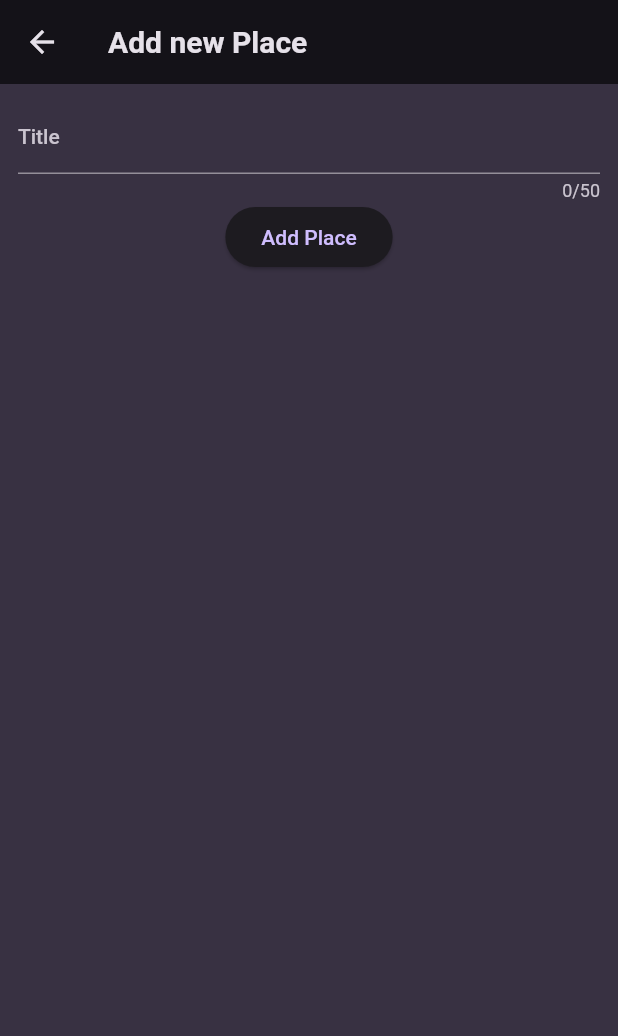
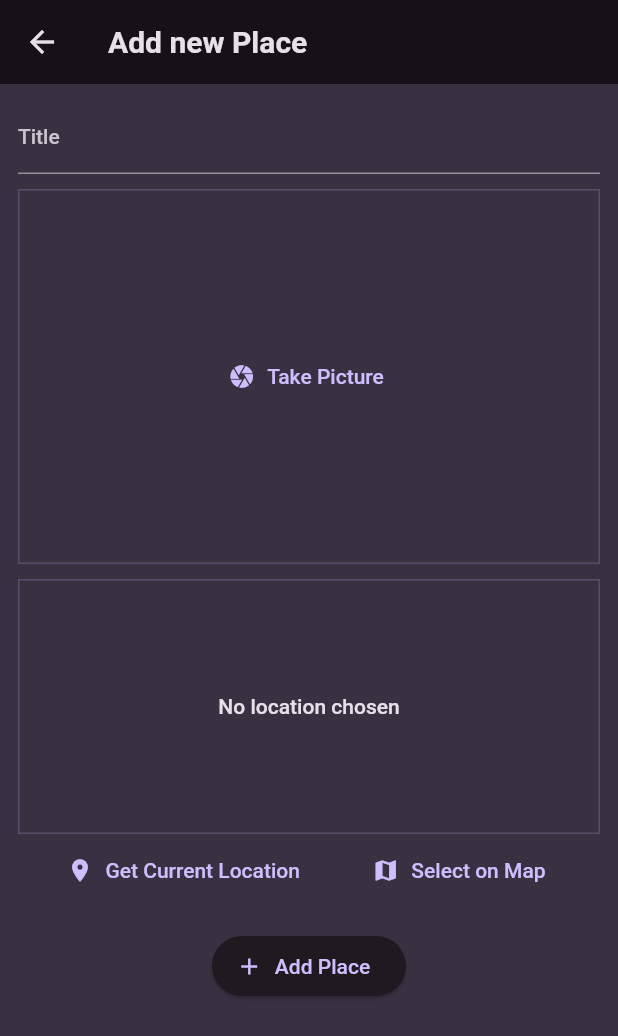
Before and after one commit to tranzi90/favorite_places, a Flutter app: the screen it shows after launch, after a tap on the "add" icon, on a phone screen of 412 x 824 dp. Shown: the top 1036 px of the screen. Run offline on Flutter 3.47's test engine with Material 2 defaults, Android fonts, the phone set to English and light mode, and no system bars; our stand-ins replace flutter_riverpod, google_fonts, image_picker, location.

Commit message:
+ image input from user camera, geolocation

```diff
--- a/lib/models/place.dart
+++ b/lib/models/place.dart
@@ -1,7 +1,13 @@
+import 'dart:io';
+
+import 'package:uuid/uuid.dart';
+
+const uuid = Uuid();
+
 class Place {
-  const Place({
-    required this.title,
-  });
+  Place({required this.title, required this.image}) : id = uuid.v4();
 
+  final String id;
   final String title;
+  final File image;
 }
--- a/lib/providers/places_provider.dart
+++ /dev/null
@@ -1,15 +0,0 @@
-import 'package:favorite_places/models/place.dart';
-import 'package:flutter_riverpod/flutter_riverpod.dart';
-
-class PlacesNotifier extends StateNotifier<List<Place>> {
-  PlacesNotifier() : super(const []);
-
-  void addPlace(Place place) {
-      state = [...state, place];
-  }
-}
-
-final placesProvider =
-  StateNotifierProvider<PlacesNotifier, List<Place>>((ref) {
-    return PlacesNotifier();
-});
--- /dev/null
+++ b/lib/providers/user_places.dart
@@ -0,0 +1,19 @@
+import 'dart:io';
+
+import 'package:flutter_riverpod/flutter_riverpod.dart';
+
+import 'package:favorite_places/models/place.dart';
+
+class UserPlacesNotifier extends StateNotifier<List<Place>> {
+  UserPlacesNotifier() : super(const []);
+
+  void addPlace(String title, File image) {
+    final newPlace = Place(title: title, image: image);
+    state = [newPlace, ...state];
+  }
+}
+
+final userPlacesProvider =
+    StateNotifierProvider<UserPlacesNotifier, List<Place>>(
+  (ref) => UserPlacesNotifier(),
+);
--- a/lib/screens/add_place.dart
+++ b/lib/screens/add_place.dart
@@ -1,7 +1,11 @@
-import 'package:favorite_places/models/place.dart';
-import 'package:favorite_places/providers/places_provider.dart';
+import 'dart:io';
+
+import 'package:favorite_places/widgets/location_input.dart';
+import 'package:flutter_riverpod/flutter_riverpod.dart';
 import 'package:flutter/material.dart';
-import 'package:flutter_riverpod/flutter_riverpod.dart';
+
+import 'package:favorite_places/widgets/image_input.dart';
+import 'package:favorite_places/providers/user_places.dart';
 
 class AddPlaceScreen extends ConsumerStatefulWidget {
   const AddPlaceScreen({super.key});
@@ -13,16 +17,27 @@
 }
 
 class _AddPlaceScreenState extends ConsumerState<AddPlaceScreen> {
-  final _formKey = GlobalKey<FormState>();
-  var _enteredPlace = '';
+  final _titleController = TextEditingController();
+  File? _selectedImage;
 
-  void _saveItem() {
-      _formKey.currentState!.save();
+  void _savePlace() {
+    final enteredTitle = _titleController.text;
 
-      ref.read(placesProvider.notifier)
-          .addPlace(Place(title: _enteredPlace));
+    if (enteredTitle.isEmpty || _selectedImage == null) {
+      return;
+    }
+
+    ref
+        .read(userPlacesProvider.notifier)
+        .addPlace(enteredTitle, _selectedImage!);
 
     Navigator.of(context).pop();
+  }
+
+  @override
+  void dispose() {
+    _titleController.dispose();
+    super.dispose();
   }
 
   @override
@@ -31,27 +46,32 @@
       appBar: AppBar(
         title: const Text('Add new Place'),
       ),
-      body: Padding(
+      body: SingleChildScrollView(
         padding: const EdgeInsets.all(12),
-        child: Form(
-          key: _formKey,
         child: Column(
           children: [
-              TextFormField(
-                maxLength: 50,
-                decoration: const InputDecoration(
-                  label: Text('Title'),
+            TextField(
+              decoration: const InputDecoration(labelText: 'Title'),
+              controller: _titleController,
+              style: TextStyle(
+                color: Theme.of(context).colorScheme.onBackground,
               ),
-                onSaved: (value) {
-                  _enteredPlace = value!;
+            ),
+            const SizedBox(height: 10),
+            ImageInput(
+              onPickImage: (image) {
+                _selectedImage = image;
               },
-              ), // instead of TextField()
-              ElevatedButton(
-                onPressed: _saveItem,
-                child: const Text('Add Place'),
-              )
+            ),
+            const SizedBox(height: 10),
+            LocationInput(),
+            const SizedBox(height: 16),
+            ElevatedButton.icon(
+              onPressed: _savePlace,
+              icon: const Icon(Icons.add),
+              label: const Text('Add Place'),
+            ),
           ],
-          ),
         ),
       ),
     );
--- a/lib/screens/places.dart
+++ b/lib/screens/places.dart
@@ -1,60 +1,39 @@
-import 'package:favorite_places/providers/places_provider.dart';
-import 'package:favorite_places/screens/add_place.dart';
-import 'package:favorite_places/screens/place_details.dart';
 import 'package:flutter/material.dart';
 import 'package:flutter_riverpod/flutter_riverpod.dart';
 
+import 'package:favorite_places/screens/add_place.dart';
+import 'package:favorite_places/widgets/places_list.dart';
+import 'package:favorite_places/providers/user_places.dart';
+
 class PlacesScreen extends ConsumerWidget {
-  const PlacesScreen({
-    super.key,
-  });
-
-  void _addPlace(BuildContext context) {
-    Navigator.of(context).push(
-      MaterialPageRoute(
-        builder: (ctx) => const AddPlaceScreen(),
-      ),
-    );
-  }
+  const PlacesScreen({super.key});
 
   @override
   Widget build(BuildContext context, WidgetRef ref) {
-    final places = ref.watch(placesProvider);
-
-    Widget content = const Center(child: Text('No places added yet'));
-
-    if (places.isNotEmpty) {
-      content = ListView.builder(
-        itemCount: places.length,
-        itemBuilder: (ctx, index) => ListTile(
-          title: Text(places[index].title),
-          onTap: () {
-            Navigator.of(context).push(
-              MaterialPageRoute(
-                builder: (ctx) =>
-                    PlaceDetailsScreen(
-                      place: places[index],
-                    ),
-              ),
-            );
-          },
-        ),
-      );
-    }
+    final userPlaces = ref.watch(userPlacesProvider);
 
     return Scaffold(
       appBar: AppBar(
         title: const Text('Your Places'),
         actions: [
           IconButton(
+            icon: const Icon(Icons.add),
             onPressed: () {
-              _addPlace(context);
+              Navigator.of(context).push(
+                MaterialPageRoute(
+                  builder: (ctx) => const AddPlaceScreen(),
+                ),
+              );
             },
-            icon: const Icon(Icons.add),
           ),
         ],
       ),
-      body: content,
+      body: Padding(
+        padding: const EdgeInsets.all(8.0),
+        child: PlacesList(
+          places: userPlaces,
+        ),
+      ),
     );
   }
 }
--- /dev/null
+++ b/lib/widgets/image_input.dart
@@ -0,0 +1,69 @@
+import 'dart:io';
+
+import 'package:flutter/material.dart';
+import 'package:image_picker/image_picker.dart';
+
+class ImageInput extends StatefulWidget {
+  const ImageInput({super.key, required this.onPickImage});
+
+  final void Function(File image) onPickImage;
+
+  @override
+  State<ImageInput> createState() {
+    return _ImageInputState();
+  }
+}
+
+class _ImageInputState extends State<ImageInput> {
+  File? _selectedImage;
+
+  void _takePicture() async {
+    final imagePicker = ImagePicker();
+    final pickedImage =
+        await imagePicker.pickImage(source: ImageSource.camera, maxWidth: 600);
+
+    if (pickedImage == null) {
+      return;
+    }
+
+    setState(() {
+      _selectedImage = File(pickedImage.path);
+    });
+
+    widget.onPickImage(_selectedImage!);
+  }
+
+  @override
+  Widget build(BuildContext context) {
+    Widget content = TextButton.icon(
+      icon: const Icon(Icons.camera),
+      label: const Text('Take Picture'),
+      onPressed: _takePicture,
+    );
+
+    if (_selectedImage != null) {
+      content = GestureDetector(
+        onTap: _takePicture,
+        child: Image.file(
+          _selectedImage!,
+          fit: BoxFit.cover,
+          width: double.infinity,
+          height: double.infinity,
+        ),
+      );
+    }
+
+    return Container(
+      decoration: BoxDecoration(
+        border: Border.all(
+          width: 1,
+          color: Theme.of(context).colorScheme.primary.withOpacity(0.2),
+        ),
+      ),
+      height: 250,
+      width: double.infinity,
+      alignment: Alignment.center,
+      child: content,
+    );
+  }
+}
--- /dev/null
+++ b/lib/widgets/location_input.dart
@@ -0,0 +1,100 @@
+import 'package:flutter/material.dart';
+import 'package:location/location.dart';
+
+class LocationInput extends StatefulWidget {
+  const LocationInput({super.key});
+
+  @override
+  State<LocationInput> createState() {
+    return _LocationInputState();
+  }
+}
+
+class _LocationInputState extends State<LocationInput> {
+  Location? _pickedLocation;
+  var _isGettingLocation = false;
+
+  void _getCurrentLocation() async {
+    Location location = Location();
+
+    bool serviceEnabled;
+    PermissionStatus permissionGranted;
+    LocationData locationData;
+
+    serviceEnabled = await location.serviceEnabled();
+    if (!serviceEnabled) {
+      serviceEnabled = await location.requestService();
+      if (!serviceEnabled) {
+        return;
+      }
+    }
+
+    permissionGranted = await location.hasPermission();
+    if (permissionGranted == PermissionStatus.denied) {
+      permissionGranted = await location.requestPermission();
+      if (permissionGranted != PermissionStatus.granted) {
+        return;
+      }
+    }
+
+    setState(() {
+      _isGettingLocation = true;
+    });
+
+    locationData = await location.getLocation();
+
+    setState(() {
+      _isGettingLocation = false;
+    });
+
+    print(locationData.latitude);
+    print(locationData.longitude);
+  }
+
+  @override
+  Widget build(BuildContext context) {
+    Widget previewContent = Text(
+      'No location chosen',
+      textAlign: TextAlign.center,
+      style: Theme.of(context).textTheme.bodyLarge!.copyWith(
+            color: Theme.of(context).colorScheme.onBackground,
+          ),
+    );
+
+    if (_isGettingLocation) {
+      previewContent = const CircularProgressIndicator();
+    }
+
+    return Column(
+      children: [
+        Container(
+          height: 170,
+          width: double.infinity,
+          alignment: Alignment.center,
+          decoration: BoxDecoration(
+            border: Border.all(
+              width: 1,
+              color: Theme.of(context).colorScheme.primary.withOpacity(0.2),
+            ),
+          ),
+          child: previewContent,
+        ),
+        Row(
+          mainAxisAlignment: MainAxisAlignment.spaceEvenly,
+          children: [
+            TextButton.icon(
+              icon: const Icon(Icons.location_on),
+              label: const Text('Get Current Location'),
+              onPressed: _getCurrentLocation,
+            ),
+            TextButton.icon(
+              icon: const Icon(Icons.map),
+              label: const Text('Select on Map'),
+              onPressed: () {},
+            ),
+          ],
+        ),
+      ],
+    );
+  }
+}
--- /dev/null
+++ b/lib/widgets/places_list.dart
@@ -0,0 +1,47 @@
+import 'package:favorite_places/screens/place_detail.dart';
+import 'package:flutter/material.dart';
+
+import 'package:favorite_places/models/place.dart';
+
+class PlacesList extends StatelessWidget {
+  const PlacesList({super.key, required this.places});
+
+  final List<Place> places;
+
+  @override
+  Widget build(BuildContext context) {
+    if (places.isEmpty) {
+      return Center(
+        child: Text(
+          'No places added yet',
+          style: Theme.of(context).textTheme.bodyLarge!.copyWith(
+                color: Theme.of(context).colorScheme.onBackground,
+              ),
+        ),
+      );
+    }
+
+    return ListView.builder(
+      itemCount: places.length,
+      itemBuilder: (ctx, index) => ListTile(
+        leading: CircleAvatar(
+          radius: 26,
+          backgroundImage: FileImage(places[index].image),
+        ),
+        title: Text(
+          places[index].title,
+          style: Theme.of(context).textTheme.titleMedium!.copyWith(
+                color: Theme.of(context).colorScheme.onBackground,
+              ),
+        ),
+        onTap: () {
+          Navigator.of(context).push(
+            MaterialPageRoute(
+              builder: (ctx) => PlaceDetailScreen(place: places[index]),
+            ),
+          );
+        },
+      ),
+    );
+  }
+}
```
Also changed, not shown: lib/screens/place_detail.dart (added, +28 -0 lines), lib/screens/place_details.dart (deleted, +0 -21 lines), pubspec.yaml (+5 -2 lines), pubspec.lock, 5 other files. Lines whose indentation alone changed are shown as unchanged.
